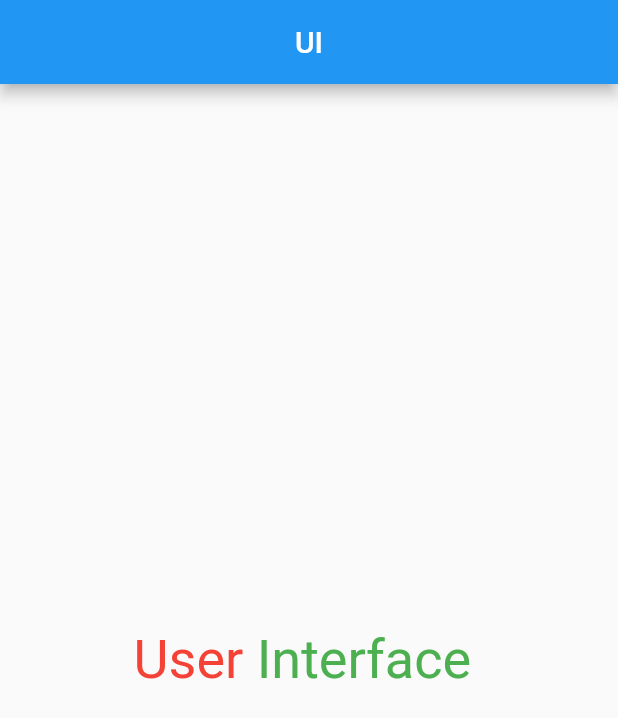
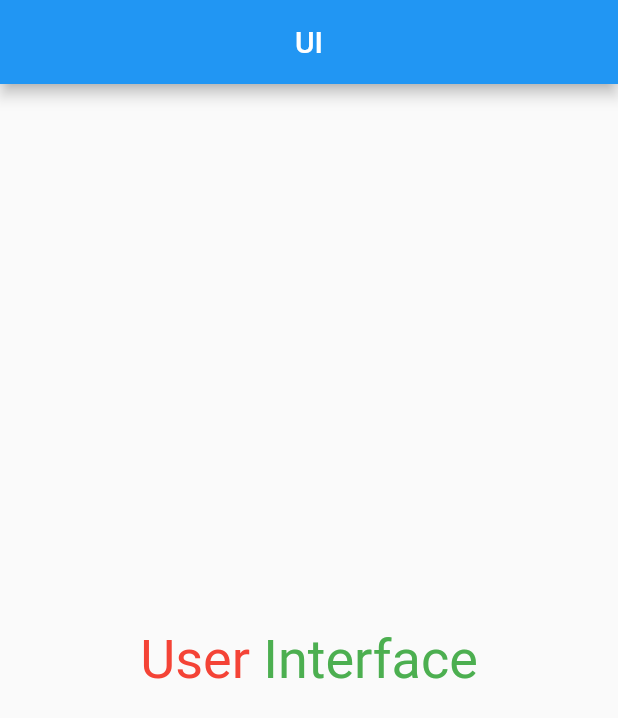
Before and after one commit to Baxtiyor87/pdpui, a Flutter app: the screen it shows after launch, on a phone screen of 412 x 824 dp. Shown: the top 718 px of the screen. Run offline on Flutter 3.47's test engine with Material 2 defaults, Android fonts, the phone set to English and light mode, and no system bars.

Commit message:
PDP UI
Signed-off-by: BMN1987 <110631069+Baxtiyor87@users.noreply.github.com>

```diff
--- a/lib/pages/home_page.dart
+++ b/lib/pages/home_page.dart
@@ -19,10 +19,17 @@ class _HomePageState extends State<HomePage> {
         child: Row(
           mainAxisAlignment: MainAxisAlignment.center,
           children: const [
-            Text('User ',style: TextStyle(color: Colors.red, fontSize: 36),),
-             Text(
-              'Interface ',
-              style: TextStyle(color: Colors.green, fontSize: 36),
+            SizedBox(
+              child: Text(
+                'User ',
+                style: TextStyle(color: Colors.red, fontSize: 36),
+              ),
+            ),
+            SizedBox(
+              child: Text(
+                'Interface',
+                style: TextStyle(color: Colors.green, fontSize: 36),
+              ),
             )
           ],
         ),
```
